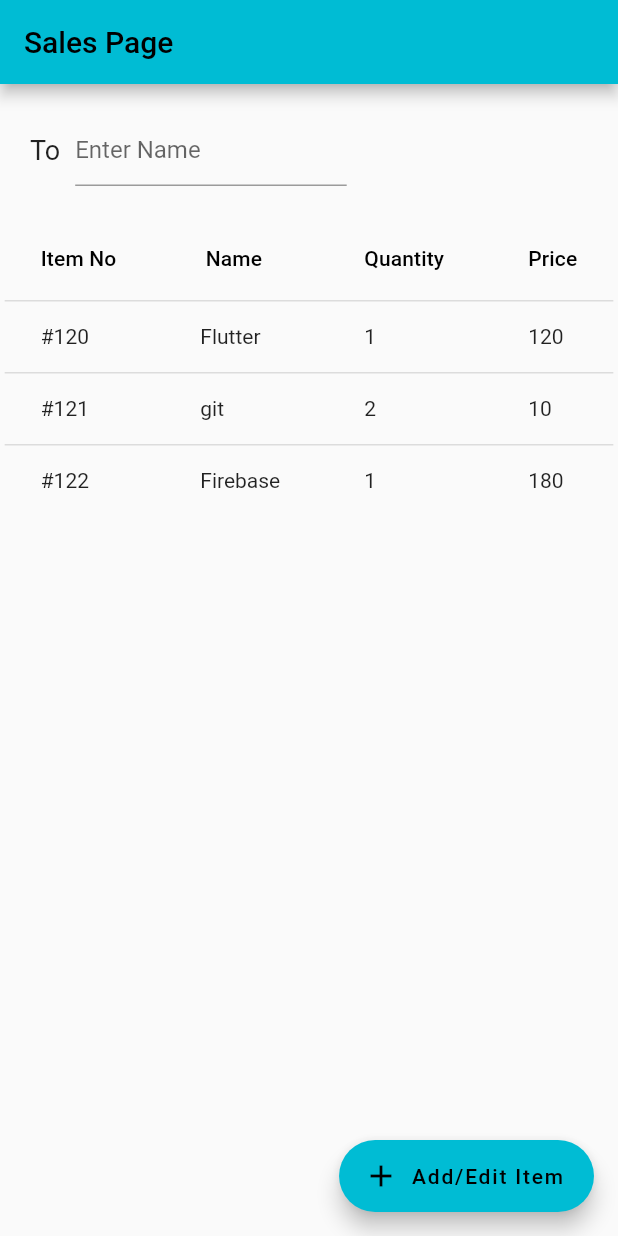
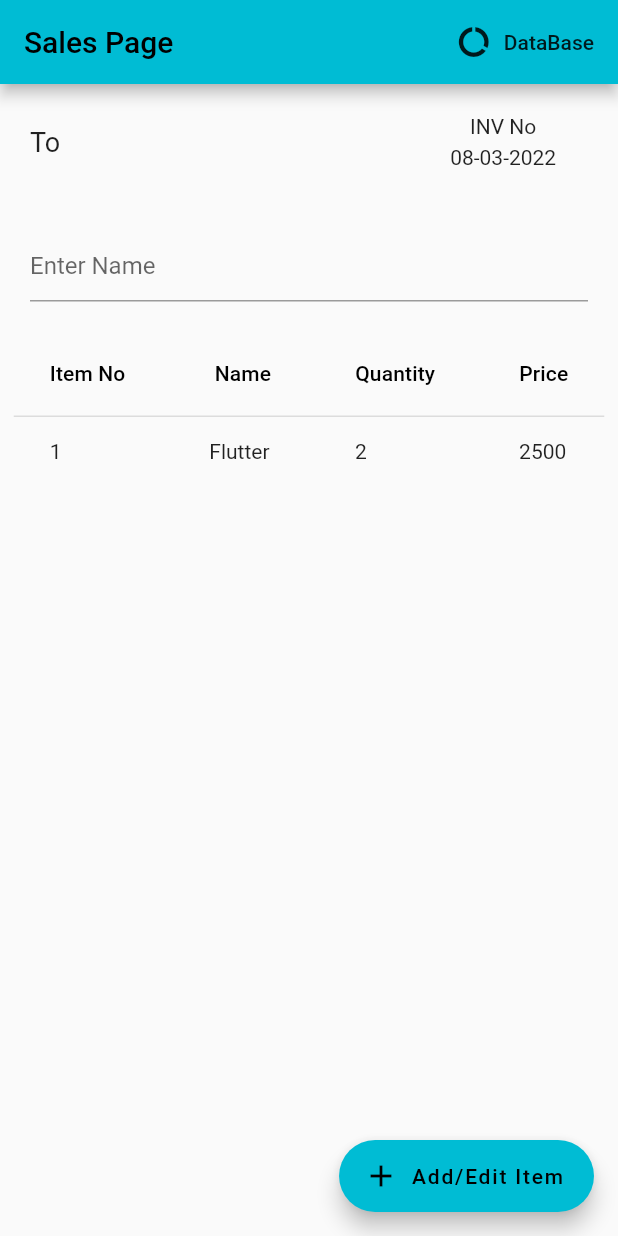
Before and after one commit to FahathECfile/PoS_App, a Flutter app: the screen it shows after launch, on a phone screen of 412 x 824 dp. Run offline on Flutter 3.47's test engine with Material 2 defaults, Android fonts, the phone set to English and light mode, and no system bars; our stand-ins replace cloud_firestore, datetime_picker_formfield, firebase_core, firebase_database; accounts and stored records are empty.

```diff
--- a/lib/main.dart
+++ b/lib/main.dart
@@ -1,20 +1,19 @@
 import 'package:datetime_picker_formfield/datetime_picker_formfield.dart';
+import 'package:firebase_database/firebase_database.dart';
 import 'package:flutter/material.dart';
 import 'package:cloud_firestore/cloud_firestore.dart';
 import 'package:firebase_core/firebase_core.dart';
-import 'package:datetime_picker_formfield/datetime_picker_formfield.dart';
+import 'package:ifa_ecfile_solution/APIDemo.dart';
+import 'package:ifa_ecfile_solution/database_AddItem.dart';
 import 'package:intl/intl.dart';
 import 'package:ifa_ecfile_solution/bottom_sheet.dart';
 import 'package:ifa_ecfile_solution/drawer_option/item_form.dart';
 import 'package:ifa_ecfile_solution/table.dart';
-// import 'dart:html';
-
-
-import 'home_page.dart';
 
 // void main() {
 //   runApp(const MyApp());
 // }
+
 Future main() async {
   WidgetsFlutterBinding.ensureInitialized();
   await Firebase.initializeApp();
@@ -38,7 +37,6 @@ class MyApp extends StatelessWidget {
   }
 }
 
-
 class SalesPage extends StatefulWidget {
   SalesPage({Key key}) : super(key: key);
 
@@ -47,23 +45,43 @@ class SalesPage extends StatefulWidget {
 }
 
 class _SalesPageState extends State<SalesPage> {
-  List<Map> _formin = [
-    {'no': 120, 'name': 'Flutter', 'qty': 1, 'price': 120},
-    {'no': 121, 'name': 'git', 'qty': 2, 'price': 10},
-    {'no': 122, 'name': 'Firebase', 'qty': 1, 'price': 180}
-  ];
+  // List<Map> _formin = [
+  //   {'no': 120, 'name': 'Flutter', 'qty': 1, 'price': 120},
+  //   {'no': 121, 'name': 'git', 'qty': 2, 'price': 10},
+  //   {'no': 122, 'name': 'Firebase', 'qty': 1, 'price': 180}
+  // ];
+
+  // Future<FirebaseApp> _initializeFirebase() async {
+  //   FirebaseApp firebaseApp = await Firebase.initializeApp();
+  //   return firebaseApp;
+  // }
 
   @override
   Widget build(BuildContext context) {
     return Scaffold(
       appBar: AppBar(
         title: Text('Sales Page'),
+        actions: [
+          FlatButton.icon(
+              onPressed: () {
+                Navigator.of(context).push(
+                  MaterialPageRoute(
+                    builder: (BuildContext context) => ItemForm(),
+                  ),
+                );
+              },
+              icon: Icon(Icons.data_usage),
+              label: Text('DataBase')),
+        ],
       ),
       body: Column(
+        mainAxisAlignment: MainAxisAlignment.start,
         children: [
           Padding(
             padding: EdgeInsets.all(20.0),
             child: Row(
+              // mainAxisAlignment: MainAxisAlignment.spaceBetween,
+              // mainAxisSize: MainAxisSize.min,
               children: [
                 Flexible(
                   child: Text(
@@ -74,15 +92,71 @@ class _SalesPageState extends State<SalesPage> {
                 SizedBox(
                   width: 10.0,
                 ),
-                Flexible(
-                  child: TextField(
-                    decoration: InputDecoration(hintText: 'Enter Name'),
-                  ),
+                // Expanded(
+                //   child: TextField(
+                //     decoration: InputDecoration(hintText: 'Enter Name'),
+                //   ),
+                // ),
+                SizedBox(
+                  width: 250.0,
+                ),
+                Column(
+                  mainAxisAlignment: MainAxisAlignment.end,
+                  children: [
+                    Text('INV No'),
+                    SizedBox(
+                      height: 5.0,
+                    ),
+                    Text(
+                      DateFormat("dd-MM-yyyy").format(
+                        DateTime.now(),
+                      ),
+                    ),
+                  ],
                 ),
               ],
             ),
           ),
-          // _createDataTable(),
+          Padding(
+            padding: EdgeInsets.all(20.0),
+            child: Column(
+              children: [
+                TextField(decoration: InputDecoration(hintText: 'Enter Name'))
+              ],
+            ),
+          ),
+          // StreamBuilder(
+          //   stream:
+          //       FirebaseFirestore.instance.collection('grocery').snapshots(),
+          //   builder:
+          //       (BuildContext context, AsyncSnapshot<QuerySnapshot> snapshot) {
+          //     if (!snapshot.hasData) {
+          //       return Center(
+          //         child: CircularProgressIndicator(),
+          //       );
+          //     }
+          //     if (snapshot.hasData) {
+          //       print(snapshot.data.docs.length);
+          //       return SizedBox(
+          //         height: 400.0,
+          //         child: ListView(
+          //           children: snapshot.data.docs.map(
+          //             (document) {
+          //               return Column(
+          //                 children: [
+          //                   Text(document['id']),
+          //                   Text(document['item name']),
+          //                   Text(document['item no'].toString()),
+          //                   Text(document['price'].toString()),
+          //                 ],
+          //               );
+          //             },
+          //           ).toList(),
+          //         ),
+          //       );
+          //     }
+          //   },
+          // ),
           _createTable(),
         ],
       ),
@@ -122,13 +196,24 @@ class _SalesPageState extends State<SalesPage> {
   }
 
   List<DataRow> _createRows() {
-    return _formin
-        .map((e) => DataRow(cells: [
-              DataCell(Text('#' + e['no'].toString())),
-              DataCell(Text(e['name'])),
-              DataCell(Text(e['qty'].toString())),
-              DataCell(Text(e['price'].toString())),
-            ]))
-        .toList();
+    return [
+      DataRow(cells: [
+        DataCell(Text('1')),
+        DataCell(Text("Flutter")),
+        DataCell(Text('2')),
+        DataCell(Text('2500')),
+      ]),
+    ];
   }
+
+  // List<DataRow> _createRows() {
+  //   // return _formin
+  //   //     .map((e) => DataRow(cells: [
+  //   //           DataCell(Text('#' + e['no'].toString())),
+  //   //           DataCell(Text(e['name'])),
+  //   //           DataCell(Text(e['qty'].toString())),
+  //   //           DataCell(Text(e['price'].toString())),
+  //   //         ]))
+  //   //     .toList();
+  // }
 }
--- a/pubspec.yaml
+++ b/pubspec.yaml
@@ -33,6 +33,7 @@ dependencies:
   cloud_firestore: ^0.16.0+1
   firebase_core: ^0.7.0
   firebase_database: ^6.0.0
+  http: ^0.12.2
 
 dev_dependencies:
   flutter_test:
```
Also changed, not shown: lib/APIDemo.dart (added, +101 -0 lines), lib/bottom_sheet.dart (+13 -4 lines), lib/database_AddItem.dart (added, +254 -0 lines), lib/drawer_option/item_form.dart (+33 -31 lines), lib/formdemo.dart (+23 -23 lines), lib/utils/database.dart (added, +32 -0 lines), pubspec.lock.
